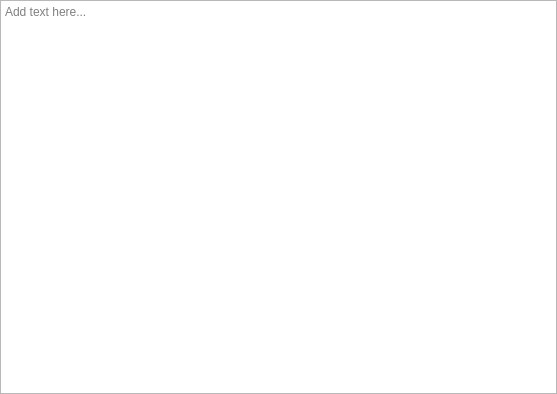
First picture: the form in gui/ContentItems/Text/ItemText.ui, repository acroper/BeamerQt, before the edit.
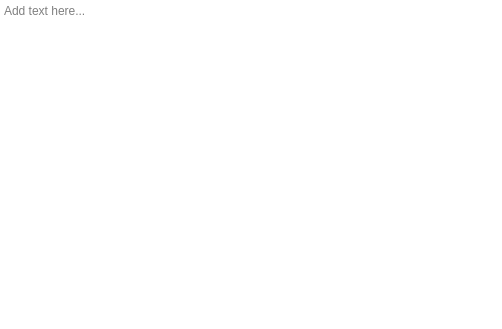
Second picture: the form after the edit.

Commit message: Adjust minimum size for image widget

```diff
--- a/gui/ContentItems/Text/ItemText.ui
+++ b/gui/ContentItems/Text/ItemText.ui
@@ -6,8 +6,8 @@
    <rect>
     <x>0</x>
     <y>0</y>
-    <width>557</width>
-    <height>394</height>
+    <width>502</width>
+    <height>329</height>
    </rect>
   </property>
   <property name="windowTitle">
@@ -31,6 +31,12 @@
    </property>
    <item>
     <widget class="QTextEdit" name="TextEditor">
+     <property name="frameShape">
+      <enum>QFrame::NoFrame</enum>
+     </property>
+     <property name="frameShadow">
+      <enum>QFrame::Plain</enum>
+     </property>
      <property name="placeholderText">
       <string>Add text here...</string>
      </property>
```
The commit also changes 1 other file.
